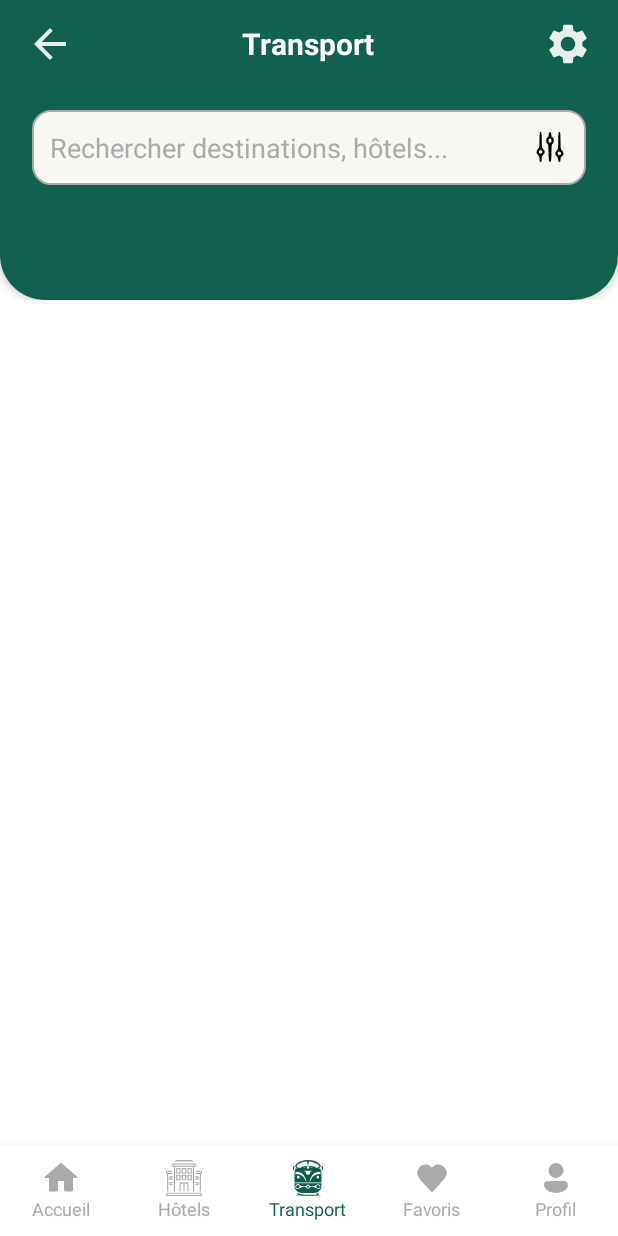
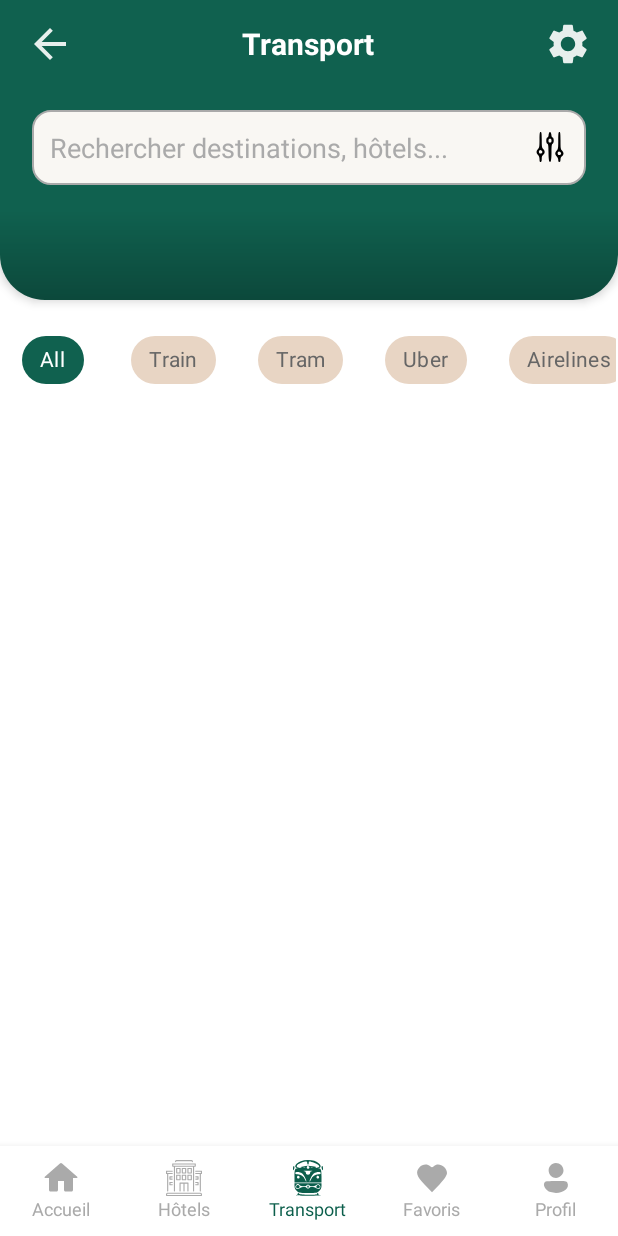
Before and after one commit to lamyaasellami/tourism_app_front_android, an Android app: the TransportActivity screen opened directly, with no data from a screen before it, on a phone screen of 412 x 824 dp. Run offline under Robolectric (Android 15) with nearby library versions, the phone set to English and light mode, and no system bars.

Commit message:
add transport horizontal filtering bar + add a bottom gradient_overlay to the top green cards

```diff
--- a/app/src/main/res/layout/activity_hotel.xml
+++ b/app/src/main/res/layout/activity_hotel.xml
@@ -93,6 +93,12 @@
                         android:inputType="text"
                         android:imeOptions="actionSearch"/>
                 </LinearLayout>
+                <!-- Gradient overlay for better text visibility -->
+                <View
+                    android:layout_width="match_parent"
+                    android:layout_height="60dp"
+                    android:layout_gravity="bottom"
+                    android:background="@drawable/gradient_overlay" />
             </androidx.cardview.widget.CardView>
 
 
--- a/app/src/main/res/layout/activity_transport.xml
+++ b/app/src/main/res/layout/activity_transport.xml
@@ -92,8 +92,28 @@
                         android:paddingEnd="12dp"
                         android:textColorHint="@color/gris_texte" />
                 </LinearLayout>
+
+                <!-- Gradient overlay for better text visibility -->
+                <View
+                    android:layout_width="match_parent"
+                    android:layout_height="60dp"
+                    android:layout_gravity="bottom"
+                    android:background="@drawable/gradient_overlay" />
             </androidx.cardview.widget.CardView>
 
+            <!-- Horizontal Scrollable Filter Buttons -->
+            <HorizontalScrollView
+                android:layout_width="match_parent"
+                android:layout_height="wrap_content"
+                android:layout_marginTop="16dp"
+                android:layout_marginBottom="16dp"
+                android:scrollbars="none"
+                android:paddingStart="1dp"
+                android:paddingEnd="1dp">
+
+                <include layout="@layout/transport_filter_chips" />
+
+            </HorizontalScrollView>
 
             <LinearLayout
                 android:layout_width="match_parent"
--- /dev/null
+++ b/app/src/main/res/layout/transport_filter_chips.xml
@@ -0,0 +1,68 @@
+<?xml version="1.0" encoding="utf-8"?>
+<LinearLayout xmlns:android="http://schemas.android.com/apk/res/android"
+    xmlns:tools="http://schemas.android.com/tools"
+    android:layout_width="match_parent"
+    android:layout_height="match_parent"
+    xmlns:app="http://schemas.android.com/apk/res-auto">
+
+    <com.google.android.material.chip.ChipGroup
+        android:id="@+id/chipGroupFilters"
+        android:layout_width="wrap_content"
+        android:layout_height="wrap_content"
+        app:singleSelection="true"
+        app:chipSpacingHorizontal="28dp"
+        android:paddingLeft="10dp">
+
+        <com.google.android.material.chip.Chip
+            android:id="@+id/chipAll"
+            style="@style/Widget.MaterialComponents.Chip.Choice"
+            android:layout_width="wrap_content"
+            android:layout_height="wrap_content"
+            android:text="All"
+            android:checked="true"
+            app:chipBackgroundColor="@color/chip_background_color"
+            app:chipStrokeWidth="0dp"
+            android:textColor="@color/chip_text_color" />
+
+        <com.google.android.material.chip.Chip
+            android:id="@+id/chipTrain"
+            style="@style/Widget.MaterialComponents.Chip.Choice"
+            android:layout_width="wrap_content"
+            android:layout_height="wrap_content"
+            android:text="Train"
+            app:chipBackgroundColor="@color/chip_background_color"
+            app:chipStrokeWidth="0dp"
+            android:textColor="@color/chip_text_color" />
+
+        <com.google.android.material.chip.Chip
+            android:id="@+id/chipTram"
+            style="@style/Widget.MaterialComponents.Chip.Choice"
+            android:layout_width="wrap_content"
+            android:layout_height="wrap_content"
+            android:text="Tram"
+            app:chipBackgroundColor="@color/chip_background_color"
+            app:chipStrokeWidth="0dp"
+            android:textColor="@color/chip_text_color" />
+
+        <com.google.android.material.chip.Chip
+            android:id="@+id/chipUber"
+            style="@style/Widget.MaterialComponents.Chip.Choice"
+            android:layout_width="wrap_content"
+            android:layout_height="wrap_content"
+            android:text="Uber"
+            app:chipBackgroundColor="@color/chip_background_color"
+            app:chipStrokeWidth="0dp"
+            android:textColor="@color/chip_text_color" />
+
+        <com.google.android.material.chip.Chip
+            android:id="@+id/chipAirelines"
+            style="@style/Widget.MaterialComponents.Chip.Choice"
+            android:layout_width="wrap_content"
+            android:layout_height="wrap_content"
+            android:text="Airelines"
+            app:chipBackgroundColor="@color/chip_background_color"
+            app:chipStrokeWidth="0dp"
+            android:textColor="@color/chip_text_color" />
+
+    </com.google.android.material.chip.ChipGroup>
+</LinearLayout>
```
